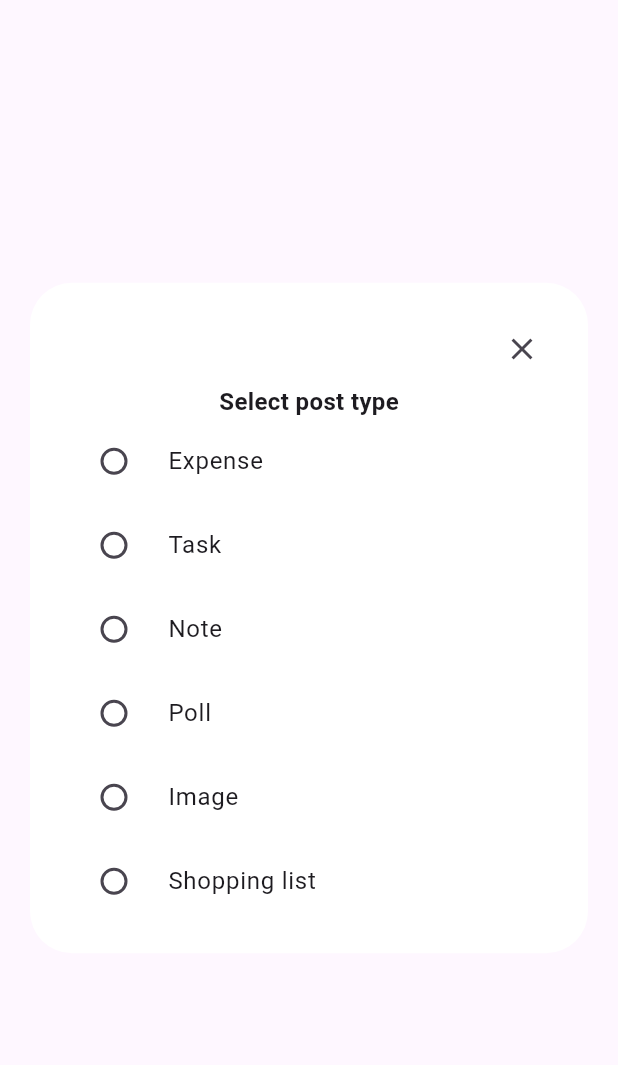
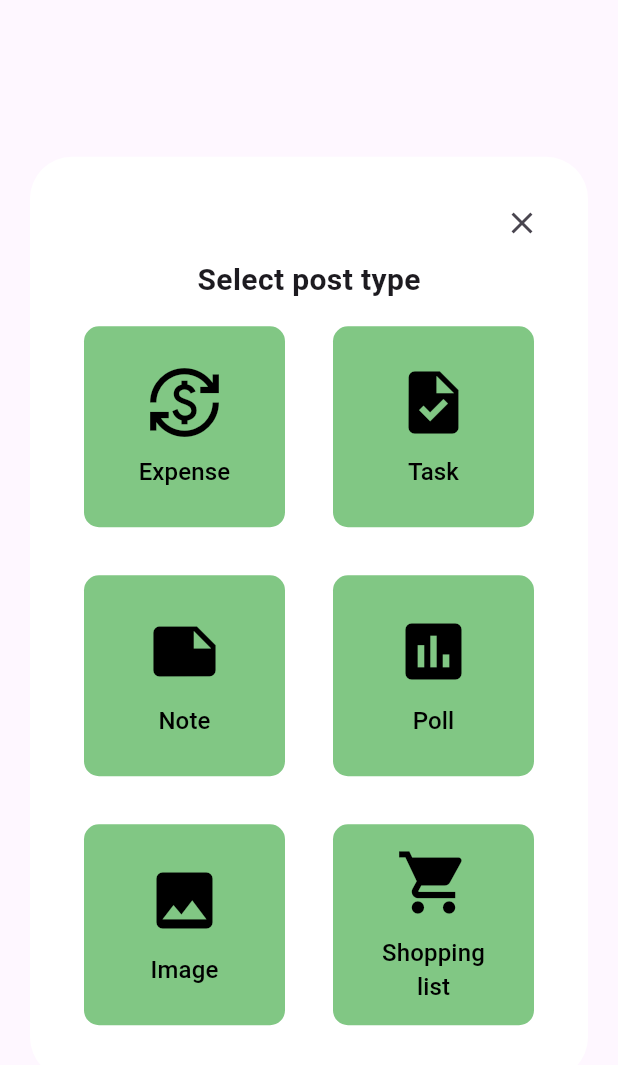
Before and after one commit to anbraten/ourhome, a Flutter app: the CreateEntry widget shown alone on an empty page, opened directly with empty values, on a phone screen of 412 x 824 dp. Shown: the top 1065 px of the screen. Run offline on Flutter 3.47's test engine with Material 3 defaults, Android fonts, the phone set to English and light mode, and no system bars; our stand-ins replace go_router, pocketbase, shared_preferences; accounts and stored records are empty; network calls fail.

Commit message:
fix: change RadioTile to GridView with ElevatedButton

```diff
--- a/lib/components/expense/create.dart
+++ b/lib/components/expense/create.dart
@@ -108,20 +108,45 @@ class _CreateEntryState extends State<CreateEntry> {
                 if (_selectedPostType == null) ...[
                   const Text(
                     'Select post type',
-                    style: TextStyle(fontSize: 16, fontWeight: FontWeight.bold),
+                    style: TextStyle(fontSize: 20, fontWeight: FontWeight.bold),
                   ),
-                  ...postTypes
-                      .map((e) => RadioListTile<String>(
-                            title: Text(e['text']),
-                            value: e['text'],
-                            groupValue: _selectedPostType,
-                            onChanged: (value) {
-                              setState(() {
-                                _selectedPostType = value;
-                              });
-                            },
-                          ))
-                      .toList(),
+                  GridView.builder(
+                    shrinkWrap: true,
+                    physics: const NeverScrollableScrollPhysics(),
+                    gridDelegate: const SliverGridDelegateWithFixedCrossAxisCount(
+                      crossAxisCount: 2, // Adjust the number of items per row
+                      childAspectRatio: 1.0, // Makes the items square
+                    ),
+                    itemCount: postTypes.length,
+                    itemBuilder: (context, index) {
+                      var e = postTypes[index];
+                      return Padding(
+                        padding: const EdgeInsets.all(16.0),
+                        child: ElevatedButton(
+                          style: ElevatedButton.styleFrom(
+                            elevation: 0,
+                            backgroundColor: Colors.green[300],
+                            shape: RoundedRectangleBorder(
+                              borderRadius: BorderRadius.circular(10),
+                            ),
+                          ),
+                          child: Column(
+                            mainAxisAlignment: MainAxisAlignment.center,
+                            children: [
+                              Icon(e['icon'], size: 50, color: Colors.black),
+                              const SizedBox(height: 10),
+                              Text(e['text'], textAlign: TextAlign.center, style: const TextStyle(color: Colors.black, fontSize: 16),),
+                            ],
+                          ),
+                          onPressed: () {
+                            setState(() {
+                              _selectedPostType = e['text'];
+                            });
+                          },
+                        ),
+                      );
+                    },
+                  ),
                 ],
                 if (_selectedPostType == "Expense")
                   _createExpenseForm(widget.shareId, _selectedPostType, () {
```
